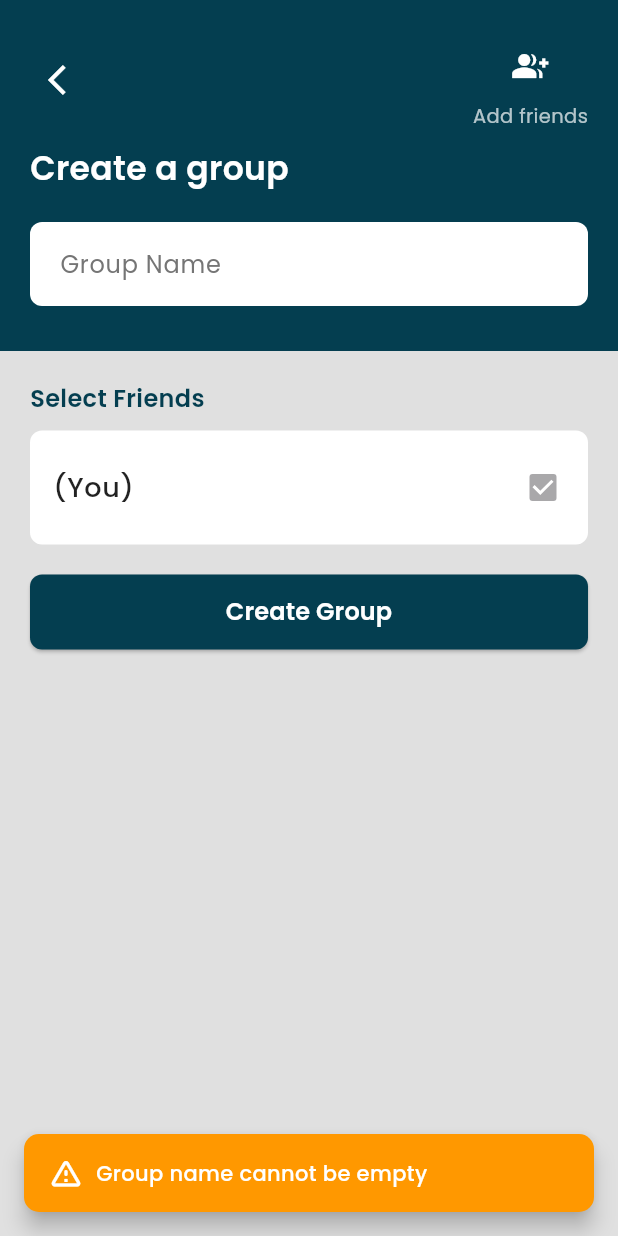
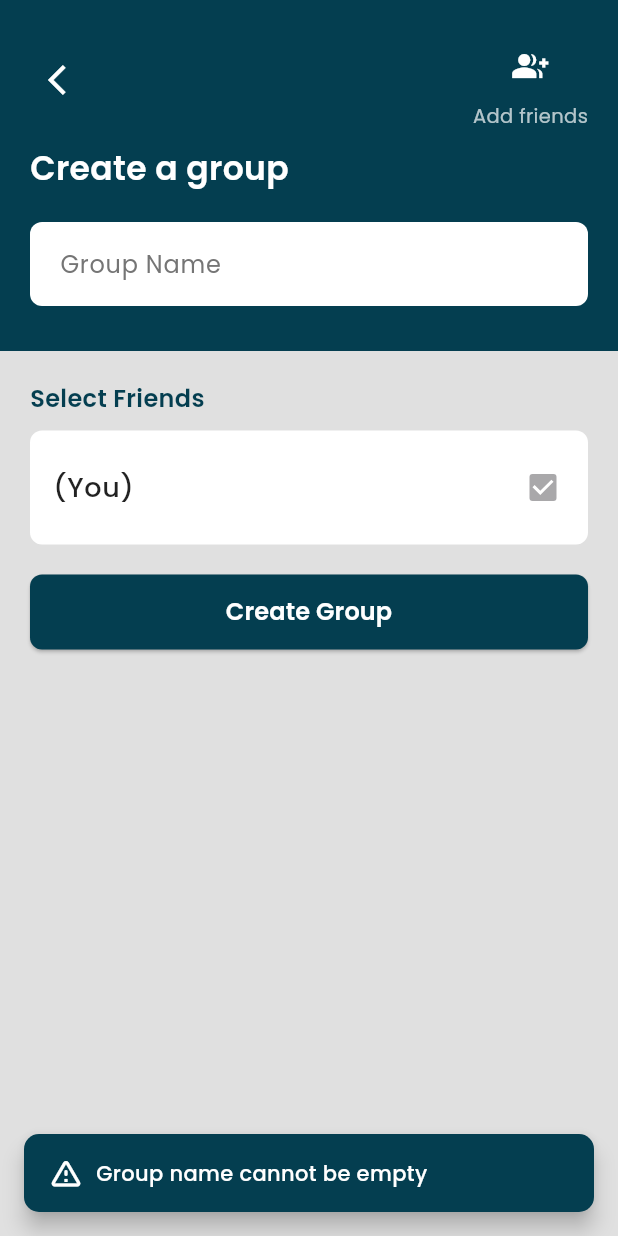
Before and after one commit to KugleBlitz007/SplitGasy, a Flutter app: the AddGroupPage screen opened directly, after a tap on "Create Group", on a phone screen of 412 x 824 dp. Run offline on Flutter 3.47's test engine with Material 3 defaults, Android fonts, the phone set to English and light mode, and no system bars; our stand-ins replace cloud_firestore, firebase_auth, firebase_core, flutter_dotenv, google_fonts, google_sign_in and 1 more; accounts and stored records are empty.

Commit message:
CHange SnackBar colors

```diff
--- a/lib/components/bill_list_item.dart
+++ b/lib/components/bill_list_item.dart
@@ -111,7 +111,7 @@ class _BillListItemState extends State<BillListItem> {
               ],
             ),
           );
-        }).toList(),
+        }),
       ],
     );
   }
--- a/lib/pages/add_group.dart
+++ b/lib/pages/add_group.dart
@@ -160,7 +160,7 @@ class _AddGroupPageState extends State<AddGroupPage> {
               ),
             ],
           ),
-          backgroundColor: Colors.orange,
+          backgroundColor: const Color(0xFF043E50),
           behavior: SnackBarBehavior.floating,
           margin: const EdgeInsets.all(16),
           shape: RoundedRectangleBorder(
@@ -192,7 +192,7 @@ class _AddGroupPageState extends State<AddGroupPage> {
               ),
             ],
           ),
-          backgroundColor: Colors.orange,
+          backgroundColor: const Color(0xFF043E50),
           behavior: SnackBarBehavior.floating,
           margin: const EdgeInsets.all(16),
           shape: RoundedRectangleBorder(
```
